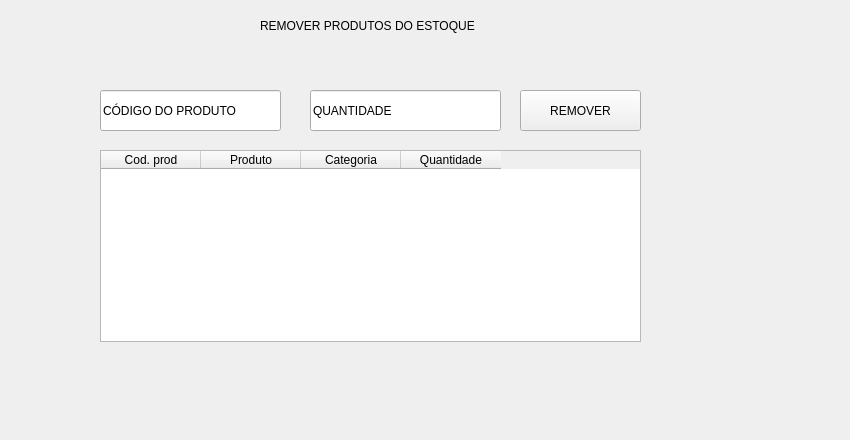
Above: REMOCAO.ui from leohpmoreira/inventoryManagement before the change. Below: the same form after it.
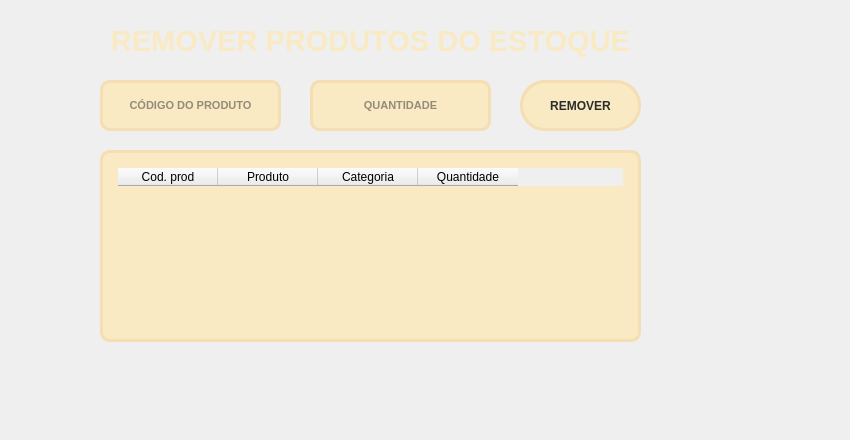
That is the form after the change.

Patch:
```diff
--- a/REMOCAO.ui
+++ b/REMOCAO.ui
@@ -28,53 +28,28 @@
   <widget class="QLabel" name="label">
    <property name="geometry">
     <rect>
-     <x>260</x>
+     <x>100</x>
      <y>-10</y>
-     <width>281</width>
-     <height>71</height>
+     <width>541</width>
+     <height>101</height>
     </rect>
    </property>
+   <property name="font">
+    <font>
+     <family>Segoe UI</family>
+     <pointsize>22</pointsize>
+     <weight>75</weight>
+     <bold>true</bold>
+    </font>
+   </property>
+   <property name="styleSheet">
+    <string notr="true">color:rgb(249, 234, 195);</string>
+   </property>
    <property name="text">
     <string>REMOVER PRODUTOS DO ESTOQUE</string>
    </property>
-  </widget>
-  <widget class="QLineEdit" name="Qtd">
-   <property name="geometry">
-    <rect>
-     <x>310</x>
-     <y>90</y>
-     <width>191</width>
-     <height>41</height>
-    </rect>
-   </property>
-   <property name="text">
-    <string>QUANTIDADE</string>
-   </property>
-  </widget>
-  <widget class="QLineEdit" name="Codigo">
-   <property name="geometry">
-    <rect>
-     <x>100</x>
-     <y>90</y>
-     <width>181</width>
-     <height>41</height>
-    </rect>
-   </property>
-   <property name="text">
-    <string>CÓDIGO DO PRODUTO</string>
-   </property>
-  </widget>
-  <widget class="QPushButton" name="Remove">
-   <property name="geometry">
-    <rect>
-     <x>520</x>
-     <y>90</y>
-     <width>121</width>
-     <height>41</height>
-    </rect>
-   </property>
-   <property name="text">
-    <string>REMOVER</string>
+   <property name="alignment">
+    <set>Qt::AlignCenter</set>
    </property>
   </widget>
   <widget class="QTableWidget" name="tableWidget">
@@ -86,6 +61,15 @@
      <height>192</height>
     </rect>
    </property>
+   <property name="styleSheet">
+    <string notr="true">QTableWidget {
+	border: 3px solid rgb(245, 222, 179);
+	border-radius: 10px;
+	padding: 15px;
+	background-color:rgb(249, 234, 195);
+	color: rgb(45, 45, 45);
+}</string>
+   </property>
    <column>
     <property name="text">
      <string>Cod. prod</string>
@@ -107,6 +91,127 @@
     </property>
    </column>
   </widget>
+  <widget class="QLineEdit" name="Codigo">
+   <property name="geometry">
+    <rect>
+     <x>100</x>
+     <y>80</y>
+     <width>181</width>
+     <height>51</height>
+    </rect>
+   </property>
+   <property name="font">
+    <font>
+     <family>Segoe UI</family>
+     <pointsize>8</pointsize>
+     <weight>75</weight>
+     <bold>true</bold>
+    </font>
+   </property>
+   <property name="styleSheet">
+    <string notr="true">QLineEdit {
+	border: 3px solid rgb(245, 222, 179);
+	border-radius: 10px;
+	padding: 15px;
+	background-color:rgb(249, 234, 195);
+	color: rgb(45, 45, 45);
+}
+QLineEdit:hover {
+	border: 3px solid rgb(55, 55, 55);
+}
+QLineEdit:focus {
+	border: 3px solid rgb(135, 206, 250);
+	color: rgb(45, 45, 45);
+}</string>
+   </property>
+   <property name="text">
+    <string/>
+   </property>
+   <property name="alignment">
+    <set>Qt::AlignCenter</set>
+   </property>
+   <property name="placeholderText">
+    <string>CÓDIGO DO PRODUTO</string>
+   </property>
+  </widget>
+  <widget class="QLineEdit" name="Qtd">
+   <property name="geometry">
+    <rect>
+     <x>310</x>
+     <y>80</y>
+     <width>181</width>
+     <height>51</height>
+    </rect>
+   </property>
+   <property name="font">
+    <font>
+     <family>Segoe UI</family>
+     <pointsize>8</pointsize>
+     <weight>75</weight>
+     <bold>true</bold>
+    </font>
+   </property>
+   <property name="styleSheet">
+    <string notr="true">QLineEdit {
+	border: 3px solid rgb(245, 222, 179);
+	border-radius: 10px;
+	padding: 15px;
+	background-color:rgb(249, 234, 195);
+	color: rgb(45, 45, 45);
+}
+QLineEdit:hover {
+	border: 3px solid rgb(55, 55, 55);
+}
+QLineEdit:focus {
+	border: 3px solid rgb(135, 206, 250);
+	color: rgb(45, 45, 45);
+}</string>
+   </property>
+   <property name="text">
+    <string/>
+   </property>
+   <property name="alignment">
+    <set>Qt::AlignCenter</set>
+   </property>
+   <property name="placeholderText">
+    <string>QUANTIDADE</string>
+   </property>
+  </widget>
+  <widget class="QPushButton" name="Remove">
+   <property name="geometry">
+    <rect>
+     <x>520</x>
+     <y>80</y>
+     <width>121</width>
+     <height>51</height>
+    </rect>
+   </property>
+   <property name="font">
+    <font>
+     <family>Segoe UI</family>
+     <weight>75</weight>
+     <bold>true</bold>
+    </font>
+   </property>
+   <property name="styleSheet">
+    <string notr="true">QPushButton{	
+	border: 3px solid rgb(245, 222, 179);
+	border-radius: 25px;
+	background-color:rgb(249, 234, 195);
+	color: rgb(45, 45, 45);
+}
+QPushButton:hover{	
+	border: 3px solid rgb(55, 55, 55);
+}
+QPushButton:pressed{	
+	background-color: rgb(135, 206, 250);
+	color: rgb(45, 45, 45);
+}</string>
+   </property>
+   <property name="text">
+    <string>REMOVER</string>
+   </property>
+  </widget>
  </widget>
  <resources/>
  <connections/>
```
